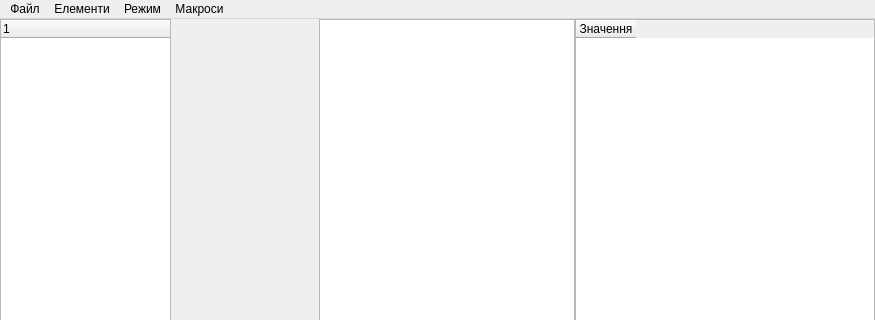
Old version of the form mainwindow.ui in the repository nazarlamer/Painting; both pictures show x 0 to 875 and y 0 to 320 of the 875 by 640 pixel window.
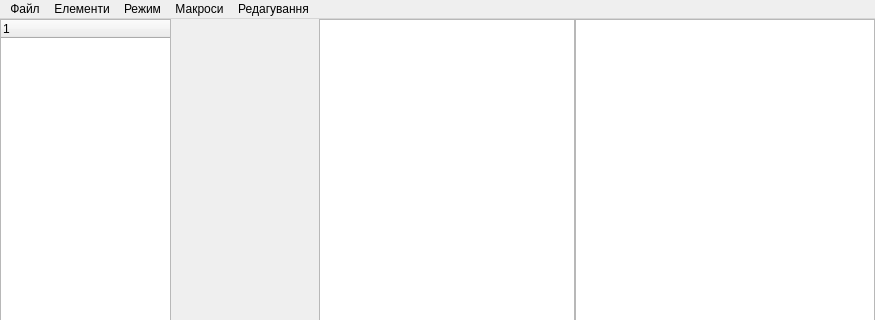
New version of the form. Custom widgets are drawn as their Qt base class.

What changed in the file:
```diff
--- a/mainwindow.ui
+++ b/mainwindow.ui
@@ -110,7 +110,7 @@
              <number>1</number>
             </property>
             <attribute name="horizontalHeaderVisible">
-             <bool>true</bool>
+             <bool>false</bool>
             </attribute>
             <attribute name="horizontalHeaderDefaultSectionSize">
              <number>60</number>
@@ -122,7 +122,7 @@
              <number>60</number>
             </attribute>
             <attribute name="verticalHeaderVisible">
-             <bool>true</bool>
+             <bool>false</bool>
             </attribute>
             <attribute name="verticalHeaderDefaultSectionSize">
              <number>21</number>
@@ -232,10 +232,19 @@
     <addaction name="actInsMakros"/>
     <addaction name="actNewMakros"/>
    </widget>
+   <widget class="QMenu" name="menu_6">
+    <property name="title">
+     <string>Редагування</string>
+    </property>
+    <addaction name="action_4"/>
+    <addaction name="action_5"/>
+    <addaction name="action_6"/>
+   </widget>
    <addaction name="menu"/>
    <addaction name="menu_2"/>
    <addaction name="menu_4"/>
    <addaction name="menu_5"/>
+   <addaction name="menu_6"/>
   </widget>
   <action name="action_3">
    <property name="text">
```
Left out of the diff: 15 changed lines with no effect on the pictures.
